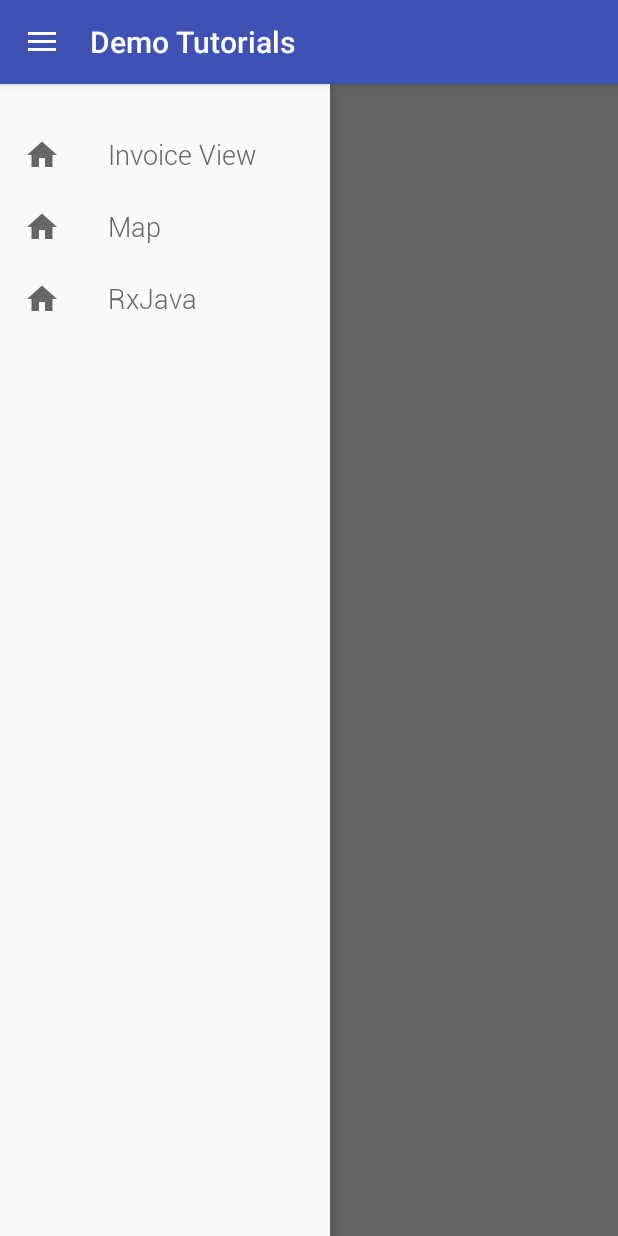
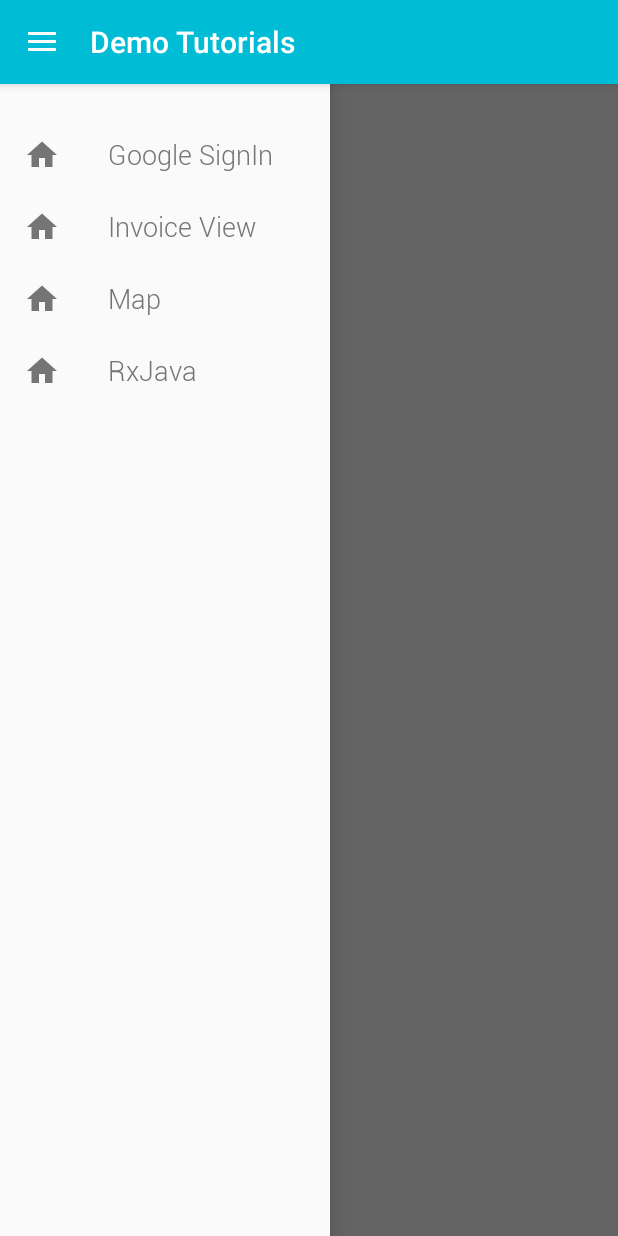
Before and after one commit to dhavalshah05/AndroidTutorials, an Android app: the screen it shows after launch (MainActivity), on a phone screen of 412 x 824 dp. Run offline under Robolectric (Android 15) with nearby library versions, the phone set to English and light mode, and no system bars.

Commit message:
Updates app style

```diff
--- a/app/src/main/res/color/navigation_icon_state_list_color_light.xml
+++ b/app/src/main/res/color/navigation_icon_state_list_color_light.xml
@@ -3,7 +3,7 @@
     <!-- Item checked -->
     <item android:color="@color/colorPrimary" android:state_checked="true" />
     <!-- Item pressed -->
-    <item android:color="@color/grey_60" android:state_pressed="true" />
+    <item android:color="@color/textSecondary" android:state_pressed="true" />
     <!-- Item default -->
-    <item android:color="@color/grey_60" />
+    <item android:color="@color/textSecondary" />
 </selector>
--- a/app/src/main/res/color/navigation_text_state_list_color_light.xml
+++ b/app/src/main/res/color/navigation_text_state_list_color_light.xml
@@ -3,7 +3,7 @@
     <!-- Item checked -->
     <item android:color="@color/colorPrimary" android:state_checked="true" />
     <!-- Item pressed -->
-    <item android:color="@color/grey_60" android:state_pressed="true" />
+    <item android:color="@color/textSecondary" android:state_pressed="true" />
     <!-- Item default -->
-    <item android:color="@color/grey_60" />
+    <item android:color="@color/textSecondary" />
 </selector>
--- a/app/src/main/res/menu/menu_navigation_drawer.xml
+++ b/app/src/main/res/menu/menu_navigation_drawer.xml
@@ -4,6 +4,11 @@
     <group
         android:id="@+id/group_1"
         android:checkableBehavior="single">
+
+        <item
+            android:id="@+id/nav_google_login"
+            android:icon="@drawable/ic_home"
+            android:title="Google SignIn" />
 
         <item
             android:id="@+id/nav_invoice_view"
--- a/app/src/main/res/values/colors.xml
+++ b/app/src/main/res/values/colors.xml
@@ -1,10 +1,14 @@
 <?xml version="1.0" encoding="utf-8"?>
 <resources>
-    <color name="colorPrimary">#3F51B5</color>
-    <color name="colorPrimaryDark">#303F9F</color>
-    <color name="colorAccent">#FF4081</color>
 
+    <color name="colorPrimary">#00BCD4</color>
+    <color name="colorPrimaryDark">#0097A7</color>
+    <color name="colorPrimaryLight">#B2EBF2</color>
+    <color name="colorAccent">#FFC107</color>
+
+    <color name="textPrimary">#212121</color>
+    <color name="textSecondary">#757575</color>
+
+    <color name="divider">#BDBDBD</color>
     <color name="transparent">#00FFFFFF</color>
-
-    <color name="grey_60">#666666</color>
 </resources>
--- a/app/src/main/res/values/styles.xml
+++ b/app/src/main/res/values/styles.xml
@@ -8,9 +8,14 @@
         <item name="colorAccent">@color/colorAccent</item>
     </style>
 
-    <style name="TextLight">
-        <item name="android:fontFamily">@font/roboto_light</item>
+    <style name="AppTextMedium">
         <item name="android:textSize">18sp</item>
     </style>
 
+    <style name="AppTextMediumLight" parent="AppTextMedium">
+        <item name="android:fontFamily">@font/roboto_light</item>
+    </style>
+
+
+
 </resources>
```
Also changed, not shown: app/src/main/java/com/itgosolutions/tutorial/MainActivity.java (+14 -5 lines).
